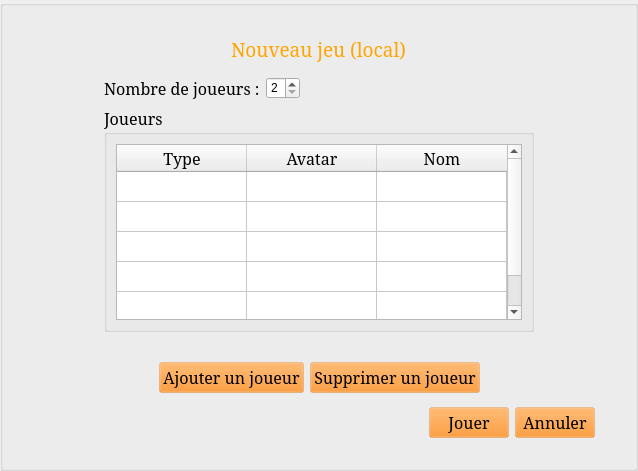
This is StreetCar/StreetCar/NewLocalGame.ui in paboccard/Projet_Prog_Jeu as Qt 5 draws it before an edit. The edited form follows.
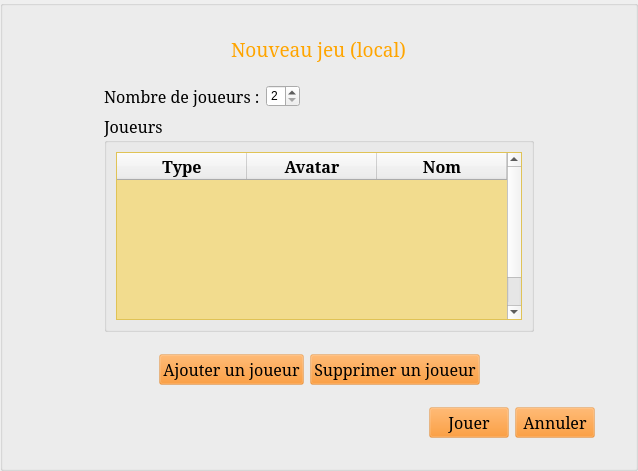
This is the edited form. Icons and pictures are not drawn.

The edit to the form file:
```diff
--- a/StreetCar/StreetCar/NewLocalGame.ui
+++ b/StreetCar/StreetCar/NewLocalGame.ui
@@ -14,7 +14,20 @@
    <string>Form</string>
   </property>
   <property name="styleSheet">
-   <string notr="true"/>
+   <string notr="true">QMessageBox {
+	background-color: rgba(255, 220, 0, 255);
+	font-family:serif;
+   font-size: 16px;	
+}
+
+QMessageBox QPushButton {
+	background-color: rgba(255, 128, 0, 50);
+}
+
+QMessageBox QPushButton::hover{
+	background-color: rgba(255, 0, 0, 100);
+	font-weight: bold;
+}</string>
   </property>
   <layout class="QVBoxLayout" name="verticalLayout">
    <property name="leftMargin">
@@ -40,6 +53,14 @@
 	color: orange;
 }
 
+QTableWidget {
+	background-color: rgba(255, 200, 0, 100);
+}
+
+horizontalHeader {
+	background-color: rgba(255, 200, 0, 255);
+}
+
 QPushButton {
 	background-color: rgba(255, 128, 0, 50);
 }
@@ -231,11 +252,14 @@
                  <height>0</height>
                 </size>
                </property>
+               <property name="showGrid">
+                <bool>false</bool>
+               </property>
                <property name="rowCount">
                 <number>5</number>
                </property>
                <property name="columnCount">
-                <number>3</number>
+                <number>4</number>
                </property>
                <attribute name="horizontalHeaderVisible">
                 <bool>true</bool>
@@ -271,8 +295,17 @@
                  <font>
                   <family>Serif</family>
                   <pointsize>12</pointsize>
+                  <weight>75</weight>
+                  <bold>true</bold>
                  </font>
                 </property>
+                <property name="background">
+                 <color>
+                  <red>255</red>
+                  <green>150</green>
+                  <blue>0</blue>
+                 </color>
+                </property>
                </column>
                <column>
                 <property name="text">
@@ -282,8 +315,17 @@
                  <font>
                   <family>Serif</family>
                   <pointsize>12</pointsize>
+                  <weight>75</weight>
+                  <bold>true</bold>
                  </font>
                 </property>
+                <property name="background">
+                 <color>
+                  <red>255</red>
+                  <green>150</green>
+                  <blue>0</blue>
+                 </color>
+                </property>
                </column>
                <column>
                 <property name="text">
@@ -293,7 +335,28 @@
                  <font>
                   <family>Serif</family>
                   <pointsize>12</pointsize>
+                  <weight>75</weight>
+                  <bold>true</bold>
                  </font>
+                </property>
+                <property name="background">
+                 <color>
+                  <red>255</red>
+                  <green>150</green>
+                  <blue>0</blue>
+                 </color>
+                </property>
+               </column>
+               <column>
+                <property name="text">
+                 <string/>
+                </property>
+                <property name="background">
+                 <color>
+                  <red>255</red>
+                  <green>150</green>
+                  <blue>0</blue>
+                 </color>
                 </property>
                </column>
                <item row="0" column="1">
@@ -317,19 +380,6 @@
             </layout>
            </widget>
           </item>
-          <item>
-           <spacer name="verticalSpacer_4">
-            <property name="orientation">
-             <enum>Qt::Vertical</enum>
-            </property>
-            <property name="sizeHint" stdset="0">
-             <size>
-              <width>20</width>
-              <height>40</height>
-             </size>
-            </property>
-           </spacer>
-          </item>
          </layout>
         </item>
         <item>
@@ -347,6 +397,19 @@
         </item>
        </layout>
       </item>
+      <item>
+       <spacer name="verticalSpacer_3">
+        <property name="orientation">
+         <enum>Qt::Vertical</enum>
+        </property>
+        <property name="sizeHint" stdset="0">
+         <size>
+          <width>20</width>
+          <height>40</height>
+         </size>
+        </property>
+       </spacer>
+      </item>
       <item>
        <layout class="QHBoxLayout" name="horizontalLayout_4">
         <item>
```
